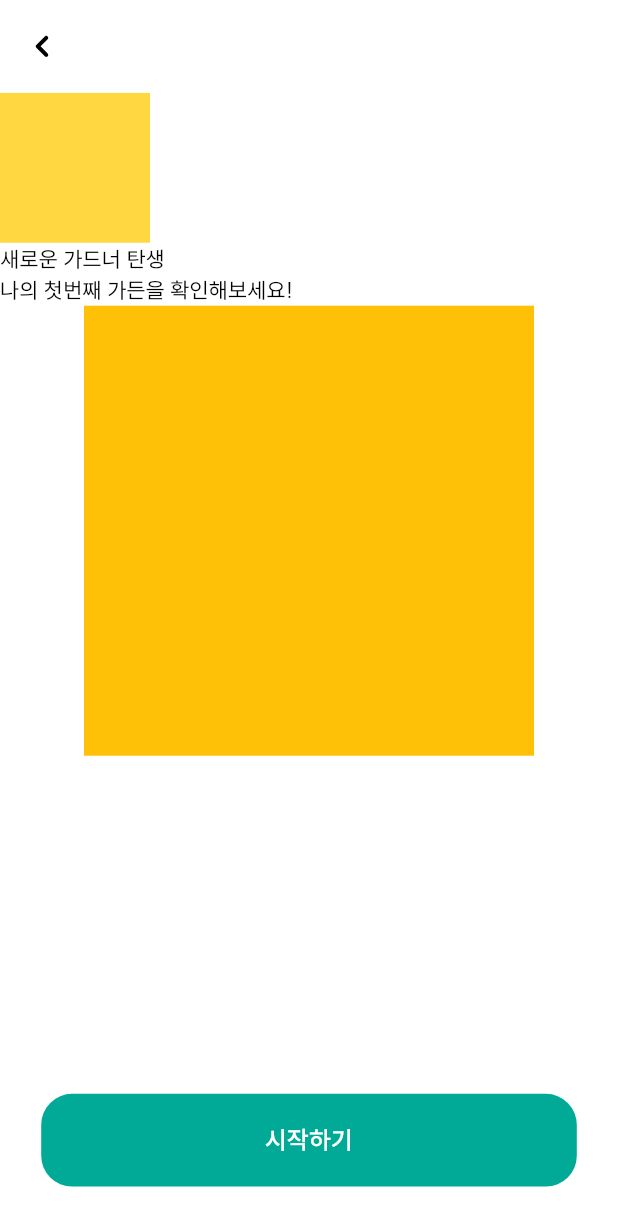
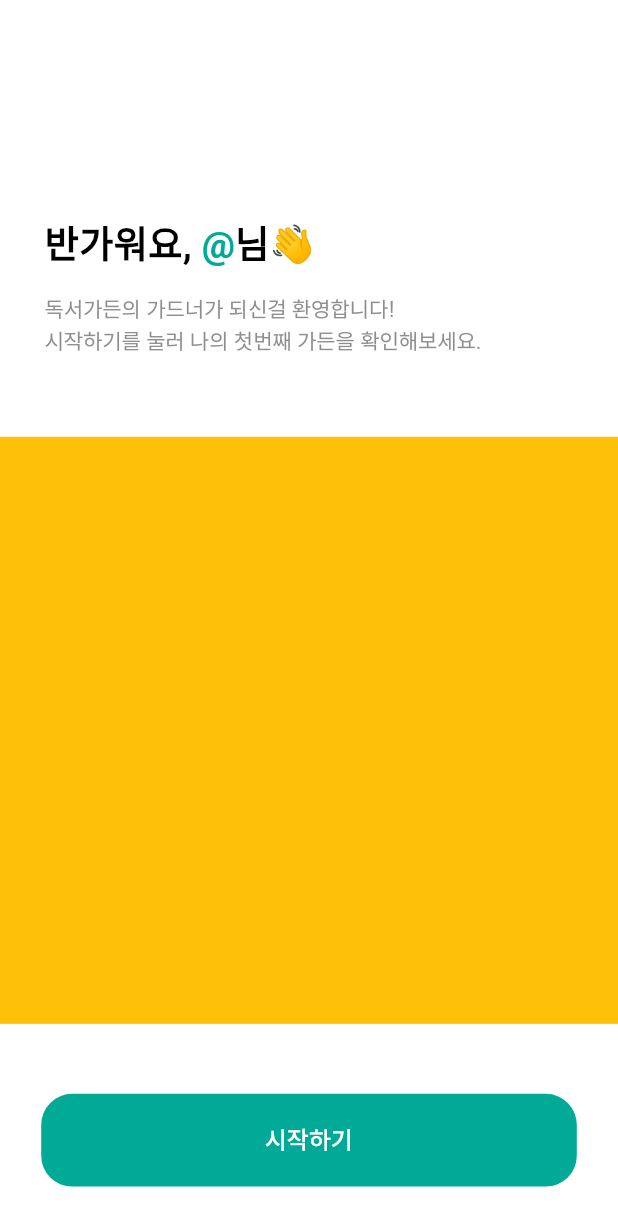
Before and after one commit to ReadingGarden/App, a Flutter app: the SignupDonePage screen opened by its route, on a phone screen of 412 x 824 dp. Shown: the top 1226 px of the screen. Run offline on Flutter 3.47's test engine with Material 3 defaults, Android fonts, the phone set to English and light mode, and no system bars; our stand-ins replace dio, flutter_riverpod, flutter_screenutil, flutter_svg, flutter_switch, fluttertoast and 3 more; missing offline and left inert: kakao_flutter_sdk_user; accounts and stored records are empty; network calls fail; project files that could hold a hidden picture were left out.

```diff
--- a/lib/onboarding/LoginPage.dart
+++ b/lib/onboarding/LoginPage.dart
@@ -33,7 +33,7 @@ class _LoginPageState extends ConsumerState<LoginPage> {
   }
 
   //로그인 api
-  void postLogin(Map data) async {
+  void postEmailLogin(Map data) async {
     final response = await authService.postLogin(data);
     if (response?.statusCode == 200) {
       // access,refresh 저장하고 가든 페이지로
@@ -103,7 +103,7 @@ class _LoginPageState extends ConsumerState<LoginPage> {
                     "user_social_id": "",
                     "user_social_type": ""
                   };
-                  postLogin(data);
+                  postEmailLogin(data);
                 }),
                 Container(
                   margin: EdgeInsets.only(top: 24.h, bottom: 50.h),
@@ -155,7 +155,7 @@ class _LoginPageState extends ConsumerState<LoginPage> {
                       ),
                       GestureDetector(
                         onTap: () {
-                          SocialLogin.kakaoLogin();
+                          SocialLogin.kakaoLogin(ref, context);
                         },
                         child: CircleAvatar(
                           backgroundColor: const Color(0xffFFEF5E),
--- a/lib/onboarding/SignupPage.dart
+++ b/lib/onboarding/SignupPage.dart
@@ -164,25 +164,44 @@ class SignupDonePage extends StatelessWidget {
   @override
   Widget build(BuildContext context) {
     return Scaffold(
-        appBar: Widgets.appBar(context),
-        body: Column(
+        body: Container(
+          margin: EdgeInsets.only(top: 140.h),
+          child: Column(
             children: [
               Column(
                 crossAxisAlignment: CrossAxisAlignment.start,
                 children: [
+                  Padding(
+                    padding: EdgeInsets.symmetric(horizontal: 26.w),
+                    child: Column(
+                      crossAxisAlignment: CrossAxisAlignment.start,
+                      children: [
+                        Padding(
+                          padding: EdgeInsets.only(bottom: 14.h),
+                          child: Text.rich(TextSpan(
+                              style: TextStyle(
+                                  fontSize: 24.sp, fontWeight: FontWeight.w600),
+                              children: const [
+                                TextSpan(text: '반가워요, '),
+                                TextSpan(
+                                    text: '@',
+                                    style: TextStyle(
+                                        color: AppColors.primaryColor)),
+                                TextSpan(text: '님👋️')
+                              ])),
+                        ),
+                        const Text(
+                          '독서가든의 가드너가 되신걸 환영합니다!\n시작하기를 눌러 나의 첫번째 가든을 확인해보세요.',
+                          style: TextStyle(color: AppColors.grey_8D),
+                        ),
+                      ],
+                    ),
+                  ),
                   Container(
-                  width: 100,
-                  height: 100,
-                  color: Colors.amberAccent,
-                ),
-                Text('새로운 가드너 탄생'),
-                Text('나의 첫번째 가든을 확인해보세요!'),
-                Center(
-                  child: Container(
-                    width: 300,
-                    height: 300,
+                    margin: EdgeInsets.only(top: 52.h),
+                    width: 360.w,
+                    height: 380.h,
                     color: Colors.amber,
-                  ),
                   ),
                 ],
               ),
@@ -190,6 +209,7 @@ class SignupDonePage extends StatelessWidget {
               //     child: Widgets.button('시작하기', true, () => singupEnd(context)))
             ],
           ),
+        ),
         bottomNavigationBar: Container(
           margin: EdgeInsets.only(bottom: 32.h, left: 24.w, right: 24.w),
           child: Widgets.button('시작하기', true, () => singupEnd(context)),
```
Also changed, not shown: lib/core/api/AuthAPI.dart (+24 -0 lines), lib/utils/SocialLogin.dart (+22 -3 lines). Lines whose indentation alone changed are shown as unchanged.
